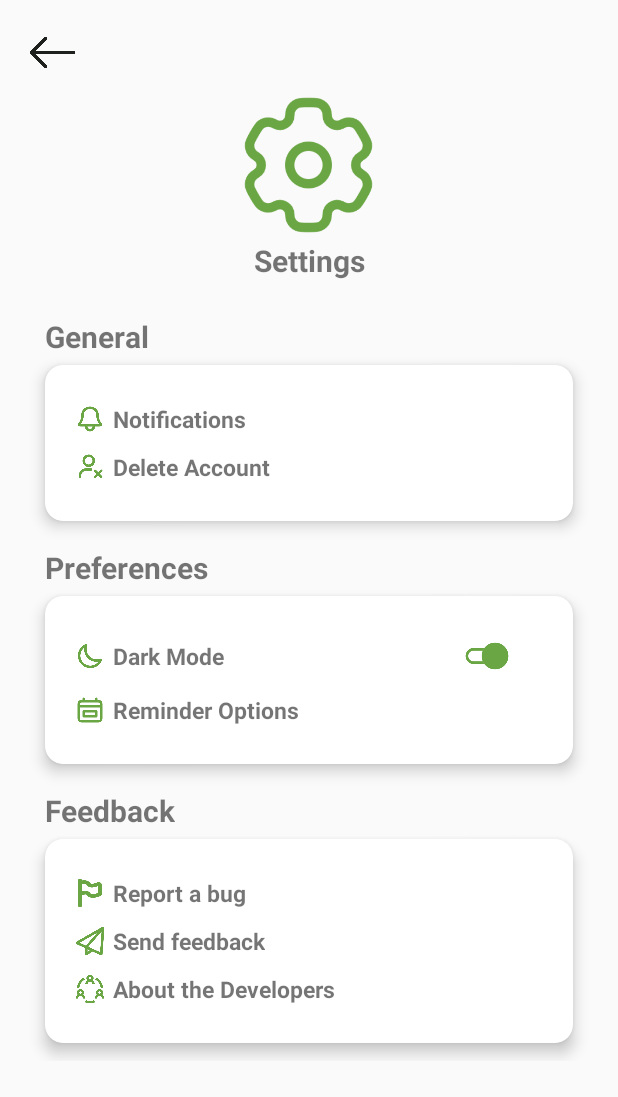
After one commit to giannakat/ExpirEase, an Android app: the SettingsActivity screen opened directly, with no data from a screen before it, on a phone screen of 412 x 824 dp. The commit adds this screen. Shown: the top 1097 px of the screen. Run offline under Robolectric (Android 15) with nearby library versions, the phone set to English and light mode, and no system bars.

Commit message:
added transition to pages

```diff
--- a/app/src/main/AndroidManifest.xml
+++ b/app/src/main/AndroidManifest.xml
@@ -12,6 +12,12 @@
         android:supportsRtl="true"
         android:theme="@style/Theme.ExpirEase"
         tools:targetApi="31">
+        <activity
+            android:name=".LogoutActivity"
+            android:exported="false" />
+        <activity
+            android:name=".SettingsActivity"
+            android:exported="false" />
         <activity
             android:name=".MenuActivity"
             android:exported="false" />
--- /dev/null
+++ b/app/src/main/java/com/example/expirease/SettingsActivity.kt
@@ -0,0 +1,24 @@
+package com.example.expirease
+
+import android.app.Activity
+import android.content.Intent
+import android.os.Bundle
+import android.widget.ImageView
+import androidx.activity.enableEdgeToEdge
+import androidx.appcompat.app.AppCompatActivity
+import androidx.core.view.ViewCompat
+import androidx.core.view.WindowInsetsCompat
+
+class SettingsActivity : Activity() {
+    override fun onCreate(savedInstanceState: Bundle?) {
+        super.onCreate(savedInstanceState)
+        setContentView(R.layout.activity_settings)
+
+        val backButton: ImageView = findViewById(R.id.back_button)
+
+        backButton.setOnClickListener {
+            val intent = Intent(this, MenuActivity::class.java)
+            startActivity(intent)
+        }
+    }
+}
--- a/app/src/main/res/layout/activity_logout.xml
+++ b/app/src/main/res/layout/activity_logout.xml
@@ -53,6 +53,7 @@
                 android:gravity="center">
 
                 <Button
+                    android:id="@+id/reverse_button"
                     android:layout_width="wrap_content"
                     android:layout_height="wrap_content"
                     android:background="@drawable/border_button"
@@ -62,6 +63,7 @@
 
 
                 <Button
+                    android:id="@+id/yes_button"
                     android:layout_width="wrap_content"
                     android:layout_height="wrap_content"
                     android:background="@drawable/solid_button"
--- a/app/src/main/res/layout/activity_navigation.xml
+++ b/app/src/main/res/layout/activity_navigation.xml
@@ -89,6 +89,7 @@
         android:orientation="horizontal">
 
         <ImageView
+            android:id="@+id/home_button"
             android:layout_width="35dp"
             android:layout_height="35dp"
             android:src="@drawable/nav_hom" />
@@ -181,6 +182,7 @@
         android:orientation="horizontal">
 
         <ImageView
+            android:id="@+id/settings_button"
             android:layout_width="35dp"
             android:layout_height="35dp"
             android:src="@drawable/nav_settings" />
@@ -204,6 +206,7 @@
         android:orientation="horizontal">
 
         <ImageView
+            android:id="@+id/logout_button"
             android:layout_width="35dp"
             android:layout_height="35dp"
             android:src="@drawable/nav_logout" />
--- a/app/src/main/res/layout/activity_settings.xml
+++ b/app/src/main/res/layout/activity_settings.xml
@@ -5,6 +5,7 @@
     android:layout_width="match_parent"
     android:layout_height="match_parent">
     <ImageView
+        android:id="@+id/back_button"
         android:layout_width="30dp"
         android:layout_height="30dp"
         android:src="@drawable/arrow"
```
Also changed, not shown: app/src/main/java/com/example/expirease/LogoutActivity.kt (added, +31 -0 lines), app/src/main/java/com/example/expirease/MenuActivity.kt (+19 -0 lines), app/src/main/res/drawable/nav_hom.png, app/src/main/res/drawable/nav_logout.png, app/src/main/res/drawable/nav_settings.png.
